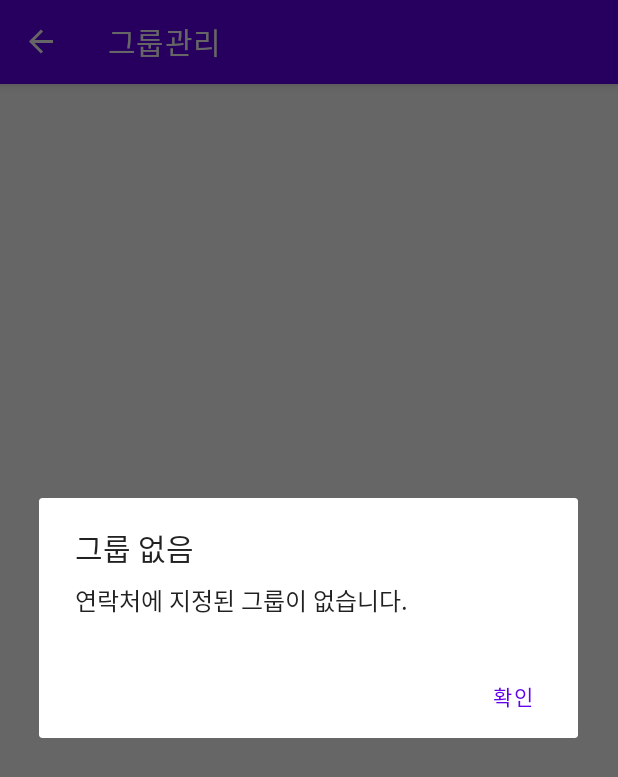
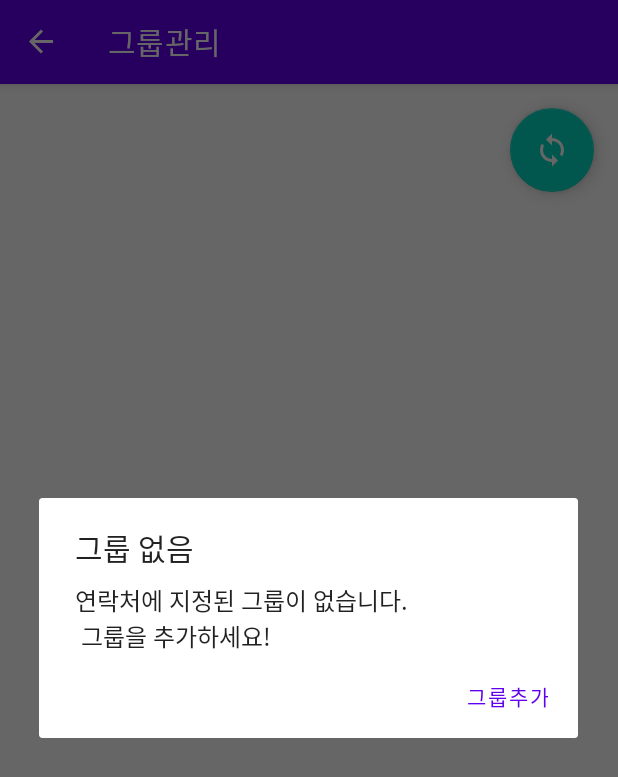
Before and after one commit to foodreco/ReadContactTest, an Android app built with Jetpack Compose: the GroupFragment screen opened through its navigation route, on a phone screen of 412 x 824 dp. Shown: the top 777 px of the screen. Run offline under Robolectric (Android 15) with nearby library versions, the phone set to English and light mode, and no system bars; our stand-ins replace Dagger/Hilt's generated code, Room's generated code, navigation-ui; 5 statements that could not run were skipped.

```diff
--- a/app/src/main/java/com/leesangmin89/readcontacttest/MainActivity.kt
+++ b/app/src/main/java/com/leesangmin89/readcontacttest/MainActivity.kt
@@ -4,6 +4,7 @@ import android.Manifest
 import android.content.pm.PackageManager
 import androidx.appcompat.app.AppCompatActivity
 import android.os.Bundle
+import android.util.Log
 import android.view.inputmethod.InputMethodManager
 import android.widget.Toast
 import androidx.core.app.ActivityCompat
@@ -29,6 +30,8 @@ class MainActivity : AppCompatActivity() {
     override fun onCreate(savedInstanceState: Bundle?) {
         super.onCreate(savedInstanceState)
         setContentView(R.layout.activity_main)
+
+        Log.i("수정","초기 중복 허용 다듬을 것")
 
         // 권한 허용 체크
         checkAndStart()
--- a/app/src/main/java/com/leesangmin89/readcontacttest/callLog/CallLogFragment.kt
+++ b/app/src/main/java/com/leesangmin89/readcontacttest/callLog/CallLogFragment.kt
@@ -35,6 +35,7 @@ class CallLogFragment : Fragment() {
         binding.callLogRecyclerView.adapter = adapter
 
         getCallLogInfo()
+        Log.i("수정","나중에는 앱 빌드와 동시에 getCallLogInfo()가 실행되어야 한다.")
 
         callLogViewModel.callLogList.observe(viewLifecycleOwner, {
             adapter.submitList(it)
@@ -43,6 +44,7 @@ class CallLogFragment : Fragment() {
         return binding.root
     }
 
+    // 통화기록을 가져오는 함수(CallLogData)
     @RequiresApi(Build.VERSION_CODES.N)
     @SuppressLint("Range", "SimpleDateFormat")
     fun getCallLogInfo() {
--- a/app/src/main/java/com/leesangmin89/readcontacttest/data/dao/CallLogDao.kt
+++ b/app/src/main/java/com/leesangmin89/readcontacttest/data/dao/CallLogDao.kt
@@ -20,10 +20,14 @@ interface CallLogDao {
     @Query("DELETE FROM call_history")
     suspend fun clear()
 
+    @Query("SELECT * FROM call_history WHERE number LIKE :number")
+    suspend fun findAndReturn(number: String): List<CallLogData>
+
+    // 전화번호를 인자로 넘겨받아, 가장 최근 통화일자, 시간, 유형을 받아오는 함수
+    @Query("SELECT * FROM call_history WHERE number LIKE :number ORDER BY date DESC LIMIT 1")
+    suspend fun getDDC(number: String) : CallLogData?
+
     @Query("SELECT * FROM call_history ORDER BY date DESC")
     fun getAllDataByDate(): LiveData<List<CallLogData>>
 
-    @Query("SELECT * FROM call_history WHERE number LIKE :number")
-    suspend fun findAndReturn(number: String): List<CallLogData>
-
 }
--- a/app/src/main/java/com/leesangmin89/readcontacttest/data/dao/GroupListDao.kt
+++ b/app/src/main/java/com/leesangmin89/readcontacttest/data/dao/GroupListDao.kt
@@ -37,6 +37,7 @@ interface GroupListDao {
     @Query("SELECT * FROM group_table WHERE `number` =:number ORDER BY name ASC LIMIT 1")
     suspend fun getGroupByNumber(number:String) : GroupList
 
+    // 그룹명을 인자로 받아, 해당 그룹 리스트를 출력하는 함수
     @Query("SELECT * FROM group_table WHERE `group` =:key")
     suspend fun getGroupList(key:String) : List<GroupList>
 
--- a/app/src/main/java/com/leesangmin89/readcontacttest/data/entity/CallLogData.kt
+++ b/app/src/main/java/com/leesangmin89/readcontacttest/data/entity/CallLogData.kt
@@ -10,9 +10,9 @@ import kotlinx.parcelize.Parcelize
 data class CallLogData(
     var name: String?,
     var number: String,
-    var date: String,
-    var duration: String,
-    var callType: String,
+    var date: String? = "",
+    var duration: String? = "",
+    var callType: String? = "",
     @PrimaryKey(autoGenerate = true)
     var id: Int = 0
 ) : Parcelable
--- a/app/src/main/java/com/leesangmin89/readcontacttest/data/entity/GroupList.kt
+++ b/app/src/main/java/com/leesangmin89/readcontacttest/data/entity/GroupList.kt
@@ -12,7 +12,7 @@ data class GroupList(
     var name: String,
     var number: String,
     var group: String,
-    var image: Bitmap? = null,
+    var image: Bitmap?,
     var recentContact : String?,
     var recentContactCallTime : String?,
     @PrimaryKey(autoGenerate = true)
--- a/app/src/main/java/com/leesangmin89/readcontacttest/group/GroupFragment.kt
+++ b/app/src/main/java/com/leesangmin89/readcontacttest/group/GroupFragment.kt
@@ -2,11 +2,15 @@ package com.leesangmin89.readcontacttest.group
 
 import android.app.AlertDialog
 import android.os.Bundle
+import android.util.Log
 import androidx.fragment.app.Fragment
 import android.view.LayoutInflater
 import android.view.View
 import android.view.ViewGroup
+import android.widget.Toast
+import androidx.compose.ui.state.ToggleableState
 import androidx.fragment.app.viewModels
+import androidx.navigation.fragment.findNavController
 import com.leesangmin89.readcontacttest.databinding.FragmentGroupBinding
 import dagger.hilt.android.AndroidEntryPoint
 
@@ -31,18 +35,21 @@ class GroupFragment : Fragment() {
 
         groupViewModel.groupListEmptyEvent.observe(viewLifecycleOwner, {
             if (it) {
+                // 그룹이 empty 인 경우, 확인창 띄우기
                 val builder = AlertDialog.Builder(requireContext())
-                builder.setPositiveButton("확인") { _, _ ->
+                builder.setPositiveButton("그룹추가") { _, _ ->
                     groupViewModel.groupListEmptyChecked()
+                    val action = GroupFragmentDirections.actionGroupFragmentToListFragment()
+                    findNavController().navigate(action)
                 }
                 builder.setTitle("그룹 없음")
-                builder.setMessage("연락처에 지정된 그룹이 없습니다.")
+                builder.setMessage("연락처에 지정된 그룹이 없습니다. \n 그룹을 추가하세요!")
                 builder.create().show()
             }
         })
 
-
         return binding.root
     }
 
+
 }
--- a/app/src/main/java/com/leesangmin89/readcontacttest/list/ListFragment.kt
+++ b/app/src/main/java/com/leesangmin89/readcontacttest/list/ListFragment.kt
@@ -68,6 +68,7 @@ class ListFragment : Fragment(), SearchView.OnQueryTextListener {
 
         // 리싸이클러뷰 옵저버
         // 정렬기능 추가 (구조 개선 필요!! 처음 로드 시 앱 데드)
+        Log.i("보완","정렬 및 recyclerView 위치")
         listViewModel.sortEvent.observe(viewLifecycleOwner,
             {
                 when (it) {
@@ -205,11 +206,11 @@ class ListFragment : Fragment(), SearchView.OnQueryTextListener {
         }
         builder.setNegativeButton("아니오") { _, _ -> }
         builder.setTitle("데이터 초기화")
-        builder.setMessage("모든 정보를 초기화하시겠습니까?")
+        builder.setMessage("연락처 정보를 초기화하시겠습니까?")
         builder.create().show()
     }
 
-    // 초기 데이터 로드 함수
+    // 초기 데이터 로드 함수(ContactBase)
     @SuppressLint("Range")
     fun loadContact() {
         // 기존 데이터 삭제
@@ -233,6 +234,7 @@ class ListFragment : Fragment(), SearchView.OnQueryTextListener {
             val photo_uri =
                 contacts.getString(contacts.getColumnIndex(ContactsContract.CommonDataKinds.Phone.PHOTO_THUMBNAIL_URI))
             val contactList = ContactBase(name, number, "", null,0)
+            Log.i("수정","그룹 DB 확인해서 group 인자 동기화 필요")
             if (photo_uri != null) {
                 contactList.image = MediaStore.Images.Media.getBitmap(
                     requireActivity().contentResolver,
--- a/app/src/main/java/com/leesangmin89/readcontacttest/main/MainFragment.kt
+++ b/app/src/main/java/com/leesangmin89/readcontacttest/main/MainFragment.kt
@@ -162,6 +162,7 @@ class MainFragment : Fragment() {
         }
     }
 
+    // 전화 통계를 계산하는 함수(ContactInfo)
     @SuppressLint("Range")
     fun getPhoneInfo() {
         val list = mutableListOf<ContactSpl>()
--- a/app/src/main/java/com/leesangmin89/readcontacttest/update/UpdateFragment.kt
+++ b/app/src/main/java/com/leesangmin89/readcontacttest/update/UpdateFragment.kt
@@ -153,6 +153,7 @@ class UpdateFragment : Fragment() {
         }
     }
 
+    // 그룹을 추가하고(GroupList), 연락처 정보를 변경하는 함수
     private fun updateData() {
         val contactName = binding.contactNameUpdate.text.toString()
         val contactNumber = binding.contactNumberUpdate.text.toString()
--- a/app/src/main/res/layout/fragment_group.xml
+++ b/app/src/main/res/layout/fragment_group.xml
@@ -17,4 +17,17 @@
         app:layout_constraintHorizontal_bias="0.5"
         app:layout_constraintStart_toStartOf="parent"
         app:layout_constraintTop_toTopOf="parent" />
+
+    <com.google.android.material.floatingactionbutton.FloatingActionButton
+        android:id="@+id/sync_group_DB_button"
+        android:layout_width="wrap_content"
+        android:layout_height="wrap_content"
+        android:layout_marginTop="16dp"
+        android:layout_marginEnd="16dp"
+        android:clickable="true"
+        android:src="@drawable/ic_baseline_sync_24"
+        app:tint="@android:color/white"
+        app:layout_constraintEnd_toEndOf="parent"
+        app:layout_constraintTop_toTopOf="parent" />
+
 </androidx.constraintlayout.widget.ConstraintLayout>
--- a/app/src/main/res/navigation/nav_graph.xml
+++ b/app/src/main/res/navigation/nav_graph.xml
@@ -83,6 +83,10 @@
             android:id="@+id/action_groupFragment_to_groupListFragment"
             app:destination="@id/groupListFragment"
             app:popUpTo="@id/groupFragment" />
+        <action
+            android:id="@+id/action_groupFragment_to_listFragment"
+            app:destination="@id/listFragment"
+            app:popUpTo="@id/mainFragment" />
     </fragment>
     <fragment
         android:id="@+id/groupListFragment"
```
Also changed, not shown: app/src/main/java/com/leesangmin89/readcontacttest/Util.kt (added, +30 -0 lines), app/src/main/java/com/leesangmin89/readcontacttest/callLog/CallLogAdapter.kt (+6 -22 lines), app/src/main/java/com/leesangmin89/readcontacttest/group/GroupViewModel.kt (+64 -17 lines), app/src/main/java/com/leesangmin89/readcontacttest/group/groupList/GroupListAdapter.kt (+14 -2 lines), app/src/main/java/com/leesangmin89/readcontacttest/group/groupList/GroupListFragment.kt (+16 -13 lines).
